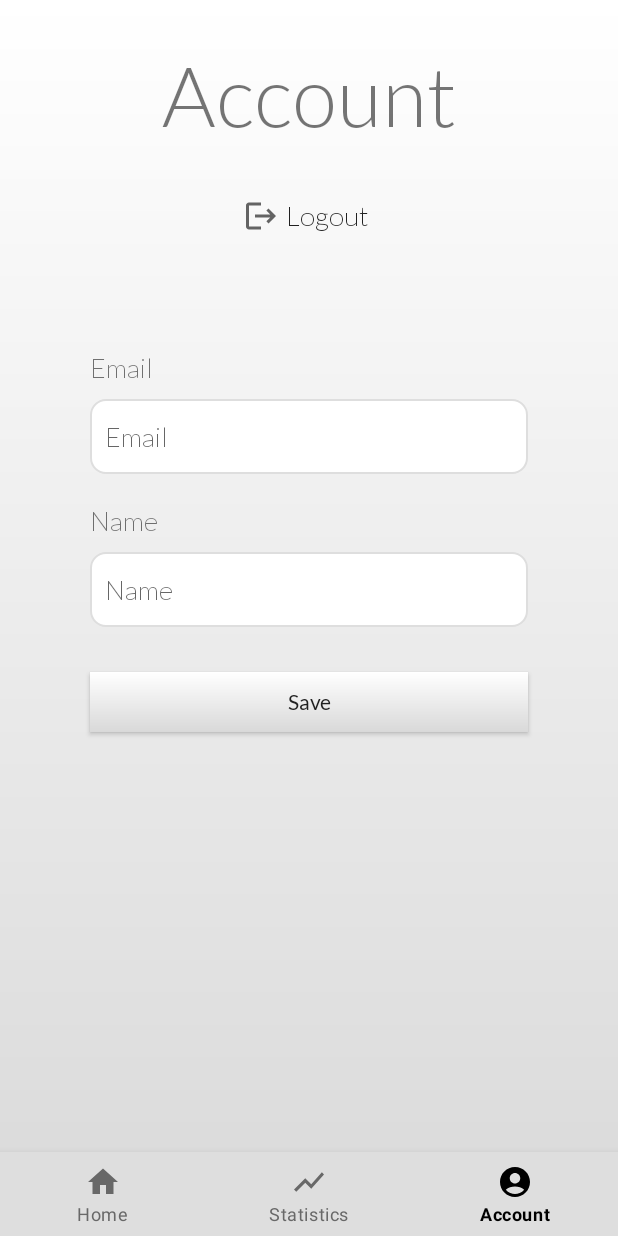
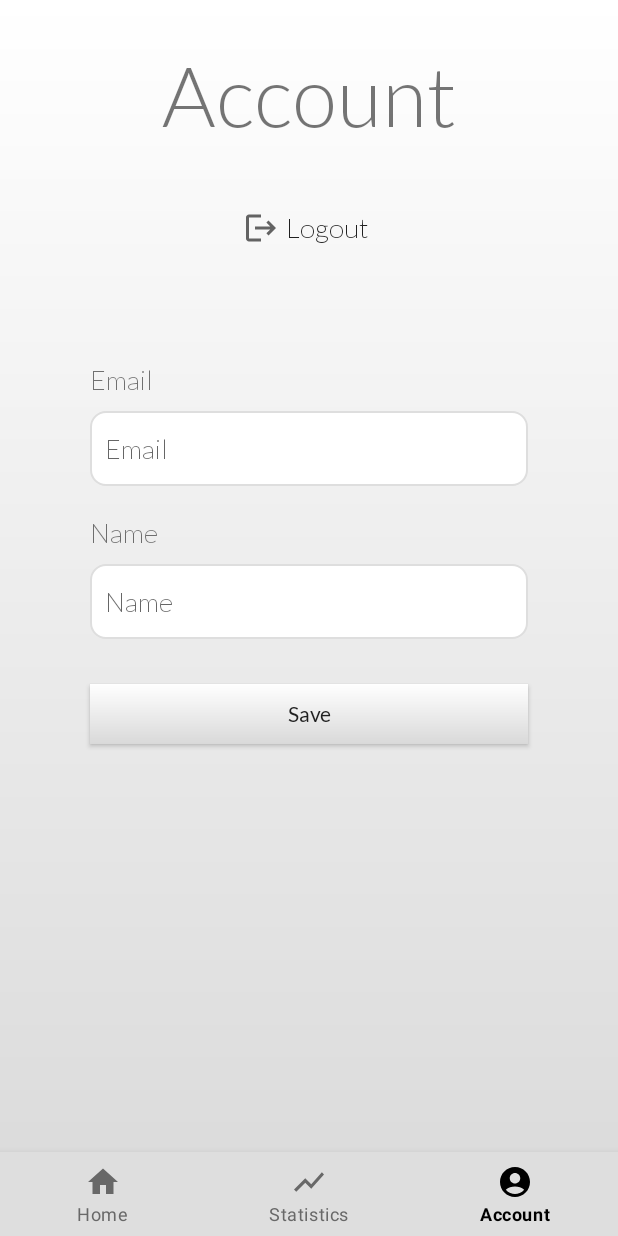
Before and after one commit to Tomislav0/MyDiary, an Android app: the screen it shows after launch once a user with an empty profile is signed in (HomeActivity), item 3 of the bottom bar chosen, on a phone screen of 412 x 824 dp. Run offline under Robolectric (Android 15) with nearby library versions, the phone set to English and light mode, and no system bars; our stand-ins replace Dagger/Hilt's generated code, Firebase (no records; nobody signed in at launch, a user with empty details on screens opened directly); libraries missing offline, so code that uses them is left out: com.github.mikephil.charting, java.security.acl; 5 statements that could not run were skipped.

Commit message:
removed unused code

```diff
--- a/app/src/main/java/com/example/mydiary/Activities/LoginActivity.kt
+++ b/app/src/main/java/com/example/mydiary/Activities/LoginActivity.kt
@@ -39,7 +39,6 @@ class LoginActivity : AppCompatActivity(), View.OnClickListener {
 
         Auth = Firebase.auth
 
-        Log.i("User_login",Auth.currentUser.toString())
         registerTV.setOnClickListener(this)
         forgotPasswordTV.setOnClickListener(this)
         loginBtn.setOnClickListener(this)
@@ -82,14 +81,10 @@ class LoginActivity : AppCompatActivity(), View.OnClickListener {
         Auth.signInWithEmailAndPassword(email,password).addOnCompleteListener{
             if(it.isSuccessful){
                 var user = Auth.currentUser
-                Log.i("email",user!!.email.toString())
                 if(user!!.isEmailVerified){
                     Toast.makeText(this,"Successfully authenticated!",Toast.LENGTH_LONG).show()
                     val intent = Intent(this, HomeActivity::class.java)
                     intent.flags = Intent.FLAG_ACTIVITY_CLEAR_TASK or Intent.FLAG_ACTIVITY_NEW_TASK
-                    val sharedPreferences: SharedPreferences = this.getSharedPreferences(
-                        Constants.currUserStorageKey,
-                        Context.MODE_PRIVATE)
                     val prefs = getSharedPreferences(
                         Constants.sharedPreferencesStorageKey,
                         MODE_PRIVATE
--- a/app/src/main/java/com/example/mydiary/Activities/NoteUpsertActivity.kt
+++ b/app/src/main/java/com/example/mydiary/Activities/NoteUpsertActivity.kt
@@ -381,8 +381,6 @@ class NoteUpsertActivity : AppCompatActivity(), View.OnClickListener, View.OnLon
         else{
             parsedFreeDay = Date() //value of this init is not important
         }
-        if(disabledDaysString!=null){
-        Log.i("jel je", disabledDaysString.toString())}
 
         disabledDays = arrayListOf()
         disabledDaysString?.forEach { it->
@@ -401,7 +399,6 @@ class NoteUpsertActivity : AppCompatActivity(), View.OnClickListener, View.OnLon
             isUpsert = false
             upsertNote = NoteDto("", Date(), "", "", false, false,0)
         }
-        Log.i("log_isUpsert",isUpsert.toString())
     }
 
 
--- a/app/src/main/java/com/example/mydiary/Activities/RegistrationActivity.kt
+++ b/app/src/main/java/com/example/mydiary/Activities/RegistrationActivity.kt
@@ -72,8 +72,6 @@ class RegistrationActivity : AppCompatActivity(), View.OnClickListener{
             spinner.adapter = adapter
         }
 
-
-        // Get/set data form DatePicker
         dateTV.setOnClickListener(this)
         loginTV.setOnClickListener(this)
         registerBtn.setOnClickListener(this)
--- a/app/src/main/java/com/example/mydiary/Fragments/AccountFragment.kt
+++ b/app/src/main/java/com/example/mydiary/Fragments/AccountFragment.kt
@@ -55,7 +55,6 @@ class AccountFragment : Fragment(R.layout.fragment_account), View.OnClickListene
     override fun onClick(view: View) {
         when(view.id){
             R.id.logoutBtn ->{
-
                 auth.signOut()
 
                 val intent = Intent(activity, LoginActivity::class.java)
--- a/app/src/main/java/com/example/mydiary/Fragments/DiaryFragment.kt
+++ b/app/src/main/java/com/example/mydiary/Fragments/DiaryFragment.kt
@@ -210,7 +210,6 @@ class DiaryFragment : Fragment(R.layout.fragment_diary), View.OnClickListener, N
                 }
                     fetchNotes()
             }
-
             }
         }
     }
@@ -232,9 +231,7 @@ class DiaryFragment : Fragment(R.layout.fragment_diary), View.OnClickListener, N
 
                 this.fetchedNotes.sortByDescending { it.date }
                 notesRV.adapter!!.notifyDataSetChanged()
-
                 progressBar.visibility = View.GONE
-                Log.i("notesi",fetchedNotes.toString())
             }else{
                 progressBar.visibility = View.GONE
             }
@@ -250,7 +247,6 @@ class DiaryFragment : Fragment(R.layout.fragment_diary), View.OnClickListener, N
         day.time = Date()
         var freeDay = dateHelper.getDateChartFormat(day.time)
         while(allDays.contains(freeDay)){
-            Log.i("uso","stvaro")
             day.set(Calendar.DAY_OF_MONTH,day.get(Calendar.DAY_OF_MONTH)-1)
             freeDay = dateHelper.getDateChartFormat(day.time)
         }
--- a/app/src/main/java/com/example/mydiary/constants/Constants.java
+++ b/app/src/main/java/com/example/mydiary/constants/Constants.java
@@ -14,10 +14,6 @@ public final class Constants {
     public static final String currUserStorageKey = "currUser";
     public static final String sharedPreferencesStorageKey = "sharedPreferencesStorageKey";
     public static final String lastActivityStorageKey = "lastActivityStorageKey";
-    public static final String fragmet_account = "fragmet_account";
-    public static final String fragmet_diary = "fragmet_diary";
-    public static final String fragmet_other = "fragmet_other";
-    public static final String fragmet_statistics = "fragmet_statistics";
     public static final String userEmailStorageKey = "userEmailStorageKey";
     public static final String userPasswordStorageKey = "userPasswordStorageKey";
     public static final Integer IMAGE_PICK_CODE = 1000;
--- a/app/src/main/java/com/example/mydiary/helpers/DateHelper.kt
+++ b/app/src/main/java/com/example/mydiary/helpers/DateHelper.kt
@@ -14,10 +14,6 @@ import javax.inject.Inject
 
 class DateHelper @Inject constructor() {
     private val sdf: SimpleDateFormat = SimpleDateFormat(DATE_FORMAT)
-
-    fun getCurrentTime(): String {
-        return sdf.format(Date())
-    }
 
     fun convertToDateFormat(date: String):Date{
         return sdf.parse(date)
--- a/app/src/main/res/layout/fragment_account.xml
+++ b/app/src/main/res/layout/fragment_account.xml
@@ -42,7 +42,7 @@
         android:id="@+id/logoutBtn"
         android:layout_width="wrap_content"
         android:layout_height="40dp"
-        android:layout_marginTop="16dp"
+        android:layout_marginTop="24dp"
         android:background="?android:selectableItemBackground"
         android:drawableStart="@drawable/ic_baseline_logout_24"
         android:fontFamily="@font/lato_light"
```
Also changed, not shown: app/src/main/java/com/example/mydiary/helpers/NoteAdapter.kt (+1 -6 lines), app/src/main/java/com/example/mydiary/models/NoteAdapterModel.kt (deleted, +0 -16 lines).
